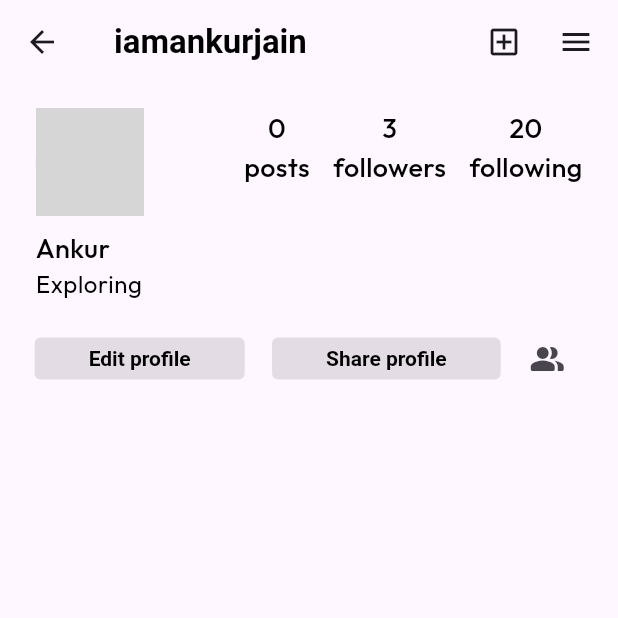
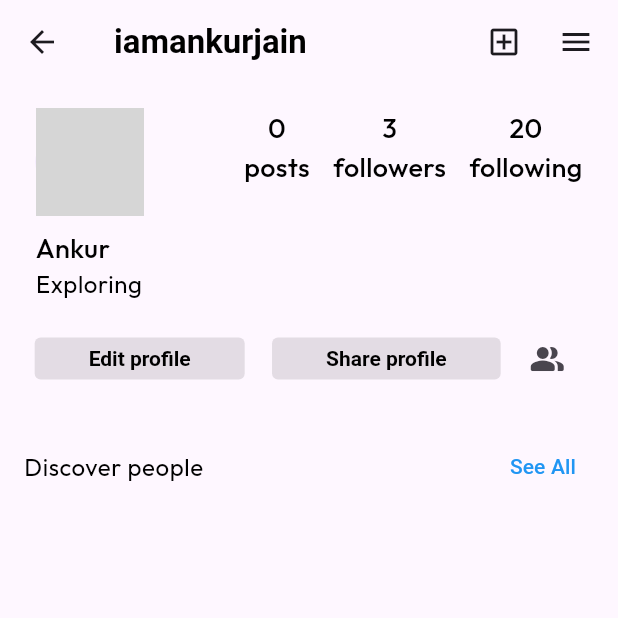
Before and after one commit to vjpratap/Instagram_clone, a Flutter app: the ProfileScreen screen opened directly, on a phone screen of 412 x 824 dp, the top half of it. Run offline on Flutter 3.47's test engine with Material 3 defaults, Android fonts, the phone set to English and light mode, and no system bars; our stand-ins replace bloc, flutter_bloc, get, google_fonts; network calls fail; grey boxes are pictures that could not be loaded.

Commit message:
[Ankur] Fetch users data using cubit and show discover people view

```diff
--- /dev/null
+++ b/instagram_clone/lib/Cubit/discover_people_cubit.dart
@@ -0,0 +1,17 @@
+import 'package:flutter_bloc/flutter_bloc.dart';
+import 'package:instagram_clone/Models/user.dart';
+import 'package:instagram_clone/Repository/user_repository.dart';
+
+class DiscoverPeopleCubit extends Cubit<List<User>> {
+  final UserRepository userRepository;
+
+  DiscoverPeopleCubit(this.userRepository) : super([]);
+
+  void fetchUsers() async {
+    try {
+      final users = await userRepository.getUsers();
+      emit(users);
+    } catch (e) {
+    }
+  }
+}
--- /dev/null
+++ b/instagram_clone/lib/Presentation/Components/discover_people_list.dart
@@ -0,0 +1,31 @@
+import 'package:flutter/material.dart';
+import 'package:instagram_clone/Presentation/Components/discover_people_item.dart';
+import 'package:instagram_clone/Models/user.dart';
+import 'package:instagram_clone/Cubit/discover_people_cubit.dart';
+import 'package:flutter_bloc/flutter_bloc.dart';
+
+class DiscoverPeopleList extends StatelessWidget {
+  final DiscoverPeopleCubit discoverPeopleCubit;
+
+  const DiscoverPeopleList({super.key, required this.discoverPeopleCubit});
+
+  @override
+  Widget build(BuildContext context) {
+    return BlocBuilder<DiscoverPeopleCubit, List<User>>(
+        bloc: discoverPeopleCubit,
+        builder: (context, users) {
+          return Container(
+            height: 224,
+            child: ListView.builder(
+              scrollDirection: Axis.horizontal,
+                itemCount: users.length,
+                itemBuilder: (context, index) {
+                  return Padding(
+                    padding: const EdgeInsets.symmetric(horizontal: 8.0),
+                    child: DiscoverPeopleItem(user: users[index]),
+                  );
+                }),
+          );
+        });
+  }
+}
--- a/instagram_clone/lib/Presentation/profile_screen.dart
+++ b/instagram_clone/lib/Presentation/profile_screen.dart
@@ -1,11 +1,32 @@
 import 'package:flutter/material.dart';
 import 'package:instagram_clone/Models/user.dart';
+import 'package:instagram_clone/Presentation/Components/discover_people_list.dart';
 import 'package:instagram_clone/Presentation/Components/profile_row.dart';
+import 'package:instagram_clone/Repository/user_repository.dart';
+import 'package:instagram_clone/Cubit/discover_people_cubit.dart';
+import 'package:flutter_bloc/flutter_bloc.dart';
 
-class ProfileScreen extends StatelessWidget {
-  const ProfileScreen({super.key, required this.user});
+class ProfileScreen extends StatefulWidget {
+  ProfileScreen({super.key, required this.user});
 
   final User user;
+
+  @override
+  State<ProfileScreen> createState() => _ProfileScreenState();
+}
+
+class _ProfileScreenState extends State<ProfileScreen> {
+  final UserRepository userRepository = UserRepository();
+
+   DiscoverPeopleCubit discoverPeopleCubit =
+      DiscoverPeopleCubit(UserRepository());
+
+  @override
+  void initState() {
+    super.initState();
+    discoverPeopleCubit = DiscoverPeopleCubit(UserRepository());
+    discoverPeopleCubit.fetchUsers();
+  }
 
   @override
   Widget build(BuildContext context) {
@@ -15,22 +36,40 @@ class ProfileScreen extends StatelessWidget {
             children: [
               const SizedBox(width: 4),
               Text(
-                user.username,
+                widget.user.username,
                 style: const TextStyle(
                     fontWeight: FontWeight.bold, color: Colors.black),
               ),
               const Spacer(),
               const Icon(Icons.add_box_outlined),
-              const SizedBox(width: 24,),
+              const SizedBox(
+                width: 24,
+              ),
               const Icon(Icons.menu)
             ],
           ),
         ),
         body: Padding(
-          padding: const EdgeInsets.all(16.0),
+          padding: EdgeInsets.all(16.0),
           child: Column(
             children: [
-              ProfileRow()
+              const ProfileRow(),
+              const SizedBox(
+                height: 16,
+              ),
+              const SizedBox(height: 8),
+              Row(
+                children: [
+                 Text("Discover people", style: Theme.of(context).textTheme.bodySmall),
+                  Spacer(),
+                  TextButton(onPressed: (){}, child: const Text("See All", style: TextStyle(color: Colors.blue),))
+                ],
+              ),
+              BlocProvider(
+                create: (context) => discoverPeopleCubit,
+                child: DiscoverPeopleList(
+                    discoverPeopleCubit: discoverPeopleCubit),
+              ),
             ],
           ),
         ));
```
Also changed, not shown: instagram_clone/lib/Presentation/Components/discover_people_item.dart (added, +80 -0 lines), instagram_clone/lib/Repository/user_repository.dart (added, +24 -0 lines).
